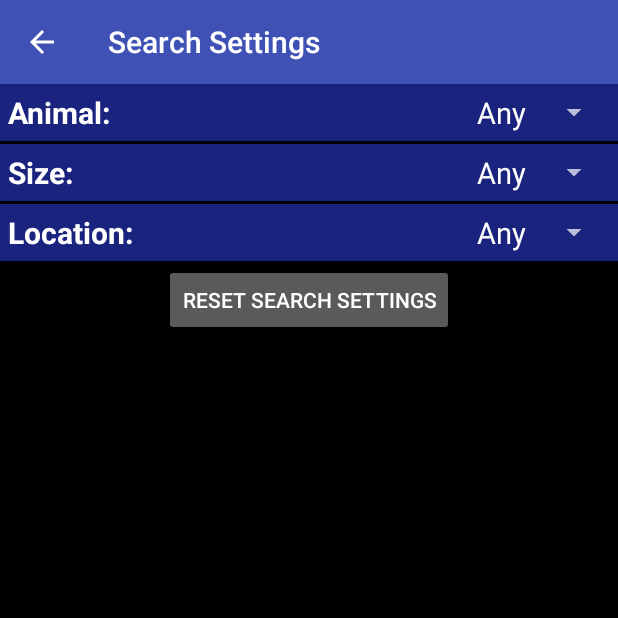
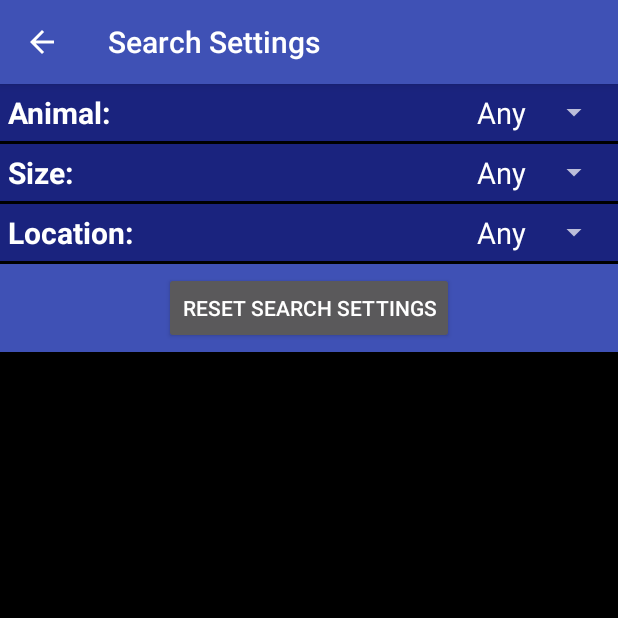
Before and after one commit to matthew-compton/Petfinder, an Android app: the SettingsFragment screen opened directly, with no data from a screen before it, on a phone screen of 412 x 824 dp, the top half of it. Run offline under Robolectric (Android 15) with nearby library versions, the phone set to English and light mode, and no system bars; our stand-ins replace ButterKnife, Dagger/Hilt's generated code; libraries missing offline, so code that uses them is left out: com.crittercism.app; 6 statements that could not run were skipped.

Commit message:
Fixed settings focusability and null crash

```diff
--- a/app/src/main/java/com/ambergleam/petfinder/controller/SettingsFragment.java
+++ b/app/src/main/java/com/ambergleam/petfinder/controller/SettingsFragment.java
@@ -206,9 +206,11 @@ public class SettingsFragment extends BaseFragment {
 
     @OnTextChanged(R.id.edittext_zip)
     public void onTextChangedZip() {
-        String zipString = mZipEditText.getText().toString();
-        mPetfinderPreference.setZipString(zipString);
-        updatePreference();
+        if (mPetfinderPreference != null) {
+            String zipString = mZipEditText.getText().toString();
+            mPetfinderPreference.setZipString(zipString);
+            updatePreference();
+        }
     }
 
 }
--- a/app/src/main/res/layout/fragment_settings.xml
+++ b/app/src/main/res/layout/fragment_settings.xml
@@ -86,7 +86,9 @@
 
         <LinearLayout
             android:id="@+id/layout_zip"
-            style="@style/DetailFrameHorizontal">
+            style="@style/DetailFrameHorizontal"
+            android:descendantFocusability="beforeDescendants"
+            android:focusableInTouchMode="true">
 
             <TextView
                 android:layout_width="0dp"
@@ -108,6 +110,9 @@
 
         </LinearLayout>
 
+        <FrameLayout
+            style="@style/DetailFrameLight">
+
             <Button
                 android:id="@+id/button_reset"
                 android:layout_width="wrap_content"
@@ -115,6 +120,8 @@
                 android:layout_gravity="center"
                 android:text="@string/reset_search_settings"/>
 
+        </FrameLayout>
+
     </LinearLayout>
 
 </ScrollView>
--- a/app/src/main/res/values/styles.xml
+++ b/app/src/main/res/values/styles.xml
@@ -26,4 +26,8 @@
         <item name="android:orientation">vertical</item>
     </style>
 
+    <style name="DetailFrameLight" parent="DetailFrame">
+        <item name="android:background">@color/primary</item>
+    </style>
+
 </resources>
```
Lines whose indentation alone changed are shown as unchanged.
